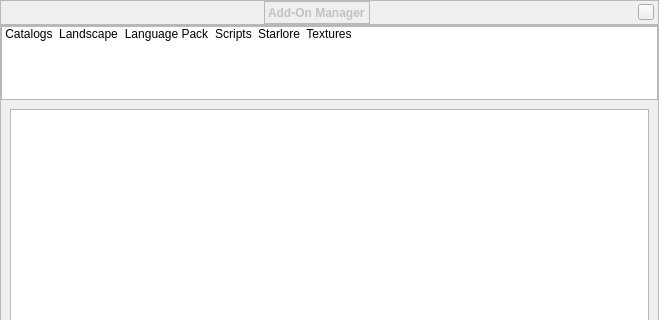
Old version of the form src/gui/addonDialog.ui in the repository Stellarium/stellarium; both pictures show x 0 to 659 and y 0 to 320 of the 659 by 614 pixel window.
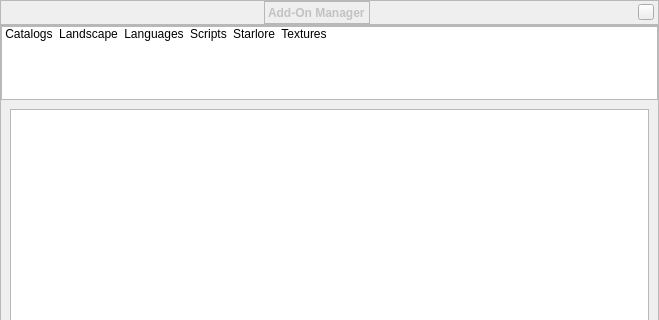
New version of the form. Icons and pictures are not drawn. Custom widgets are drawn as their Qt base class.

Commit message: AddonDialog.ui - rename language tab

Diff of the .ui file:
```diff
--- a/src/gui/addonDialog.ui
+++ b/src/gui/addonDialog.ui
@@ -335,7 +335,7 @@
         </item>
         <item>
          <property name="text">
-          <string>Language Pack</string>
+          <string>Languages</string>
          </property>
          <property name="icon">
           <iconset>
```
